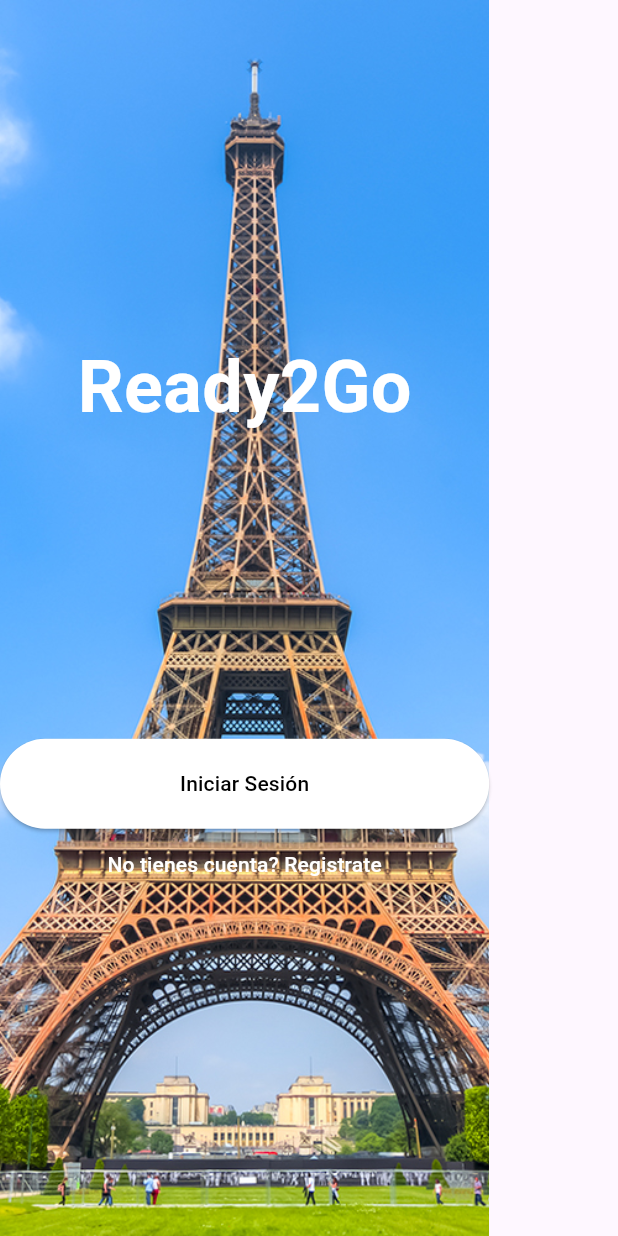
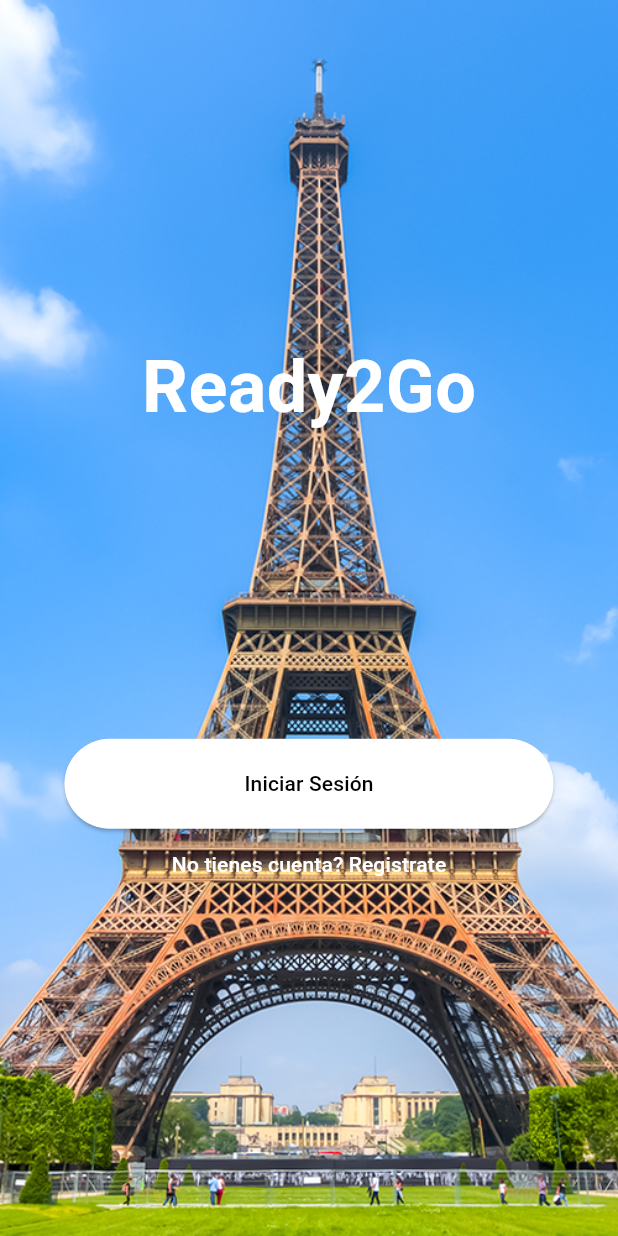
Before and after one commit to DavValCal/Ready2Go, a Flutter app: the screen it shows after launch, on a phone screen of 412 x 824 dp. Run offline on Flutter 3.47's test engine with Material 3 defaults, Android fonts, the phone set to English and light mode, and no system bars.

Commit message:
responsive home screen

```diff
--- a/flutter_application_1/lib/main.dart
+++ b/flutter_application_1/lib/main.dart
@@ -6,6 +6,7 @@ class MyApp extends StatelessWidget {
   @override
   Widget build(BuildContext context) {
     return MaterialApp(
+      debugShowCheckedModeBanner: false, // Oculta el banner de debug
       title: 'Ready2Go',
       theme: ThemeData(
         primarySwatch: Colors.blue,
@@ -20,14 +21,21 @@ class LoginScreen extends StatelessWidget {
   Widget build(BuildContext context) {
     return Scaffold(
       body: Container(
+        // Usamos un Container para ocupar todo el espacio
+        width: double
+            .infinity, // Ancho infinito para ocupar todo el espacio horizontal
+        height: double
+            .infinity, // Alto infinito para ocupar todo el espacio vertical
         decoration: BoxDecoration(
           image: DecorationImage(
             image: AssetImage('img/eiffel_tower.jpg'),
-            fit: BoxFit.cover,
+            fit: BoxFit
+                .cover, // Ajustamos la imagen para que cubra todo el espacio
           ),
         ),
         child: Column(
           mainAxisAlignment: MainAxisAlignment.center,
+          crossAxisAlignment: CrossAxisAlignment.center,
           children: <Widget>[
             Text(
               'Ready2Go',
@@ -40,23 +48,19 @@ class LoginScreen extends StatelessWidget {
             SizedBox(height: 200),
             ElevatedButton(
               child: Text('Iniciar Sesión'),
-              onPressed: () {
-
-              },
+              onPressed: () {},
               style: ElevatedButton.styleFrom(
-                primary: Colors.white,
-                onPrimary: Colors.black,
+                foregroundColor: Colors.black,
+                backgroundColor: Colors.white,
                 shape: StadiumBorder(),
                 padding: EdgeInsets.symmetric(horizontal: 120, vertical: 20),
               ),
             ),
             TextButton(
               child: Text('No tienes cuenta? Registrate'),
-              onPressed: () {
-
-              },
+              onPressed: () {},
               style: TextButton.styleFrom(
-                primary: Colors.white,
+                foregroundColor: Colors.white,
               ),
             ),
           ],
```
